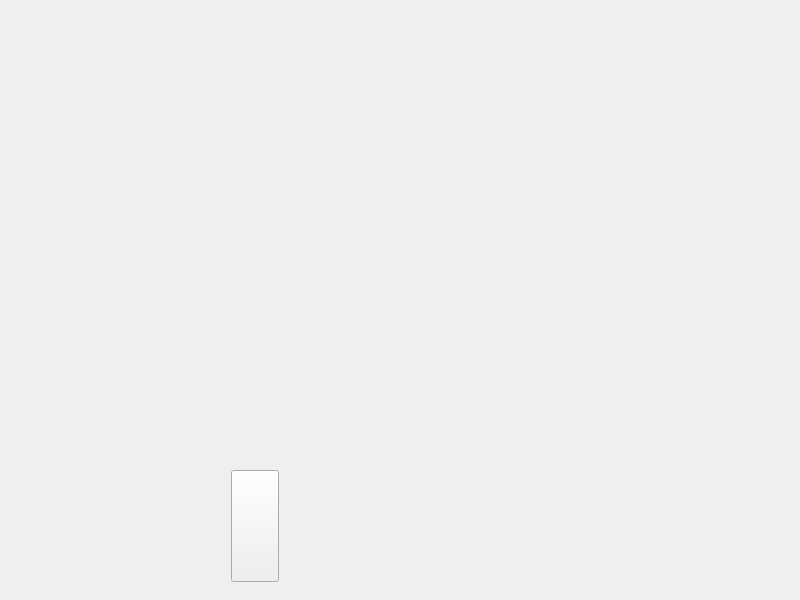
Old version of the form GameScreen/gamescreen.ui in the repository 0tomi/POO-TP.
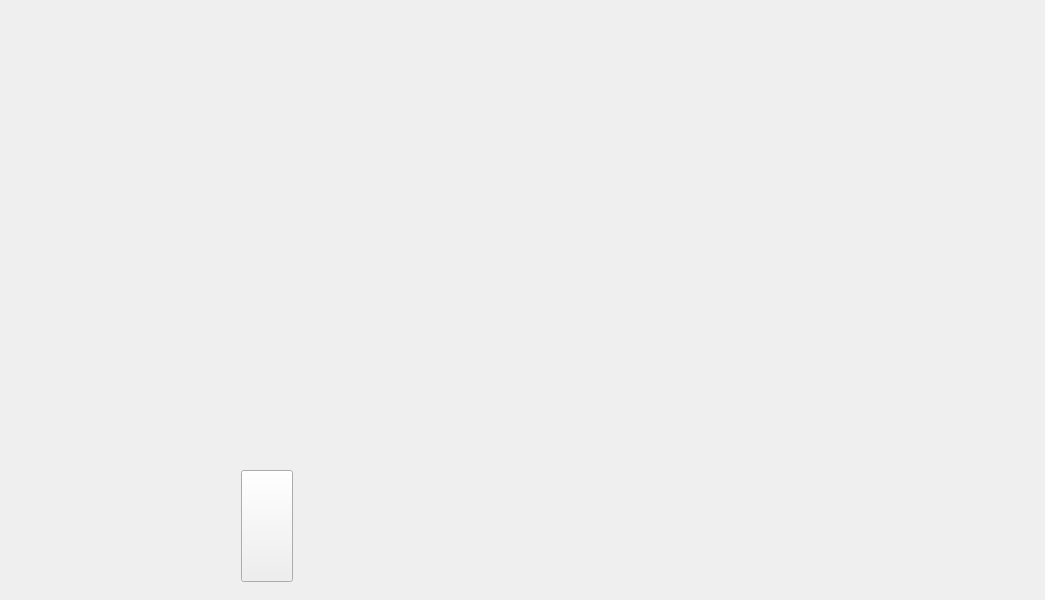
New version of the form. Icons and pictures are not drawn.

The edit to the form file:
```diff
--- a/GameScreen/gamescreen.ui
+++ b/GameScreen/gamescreen.ui
@@ -6,7 +6,7 @@
    <rect>
     <x>0</x>
     <y>0</y>
-    <width>800</width>
+    <width>1045</width>
     <height>600</height>
    </rect>
   </property>
```
Left out of the diff: 1 changed line with no effect on the pictures.
